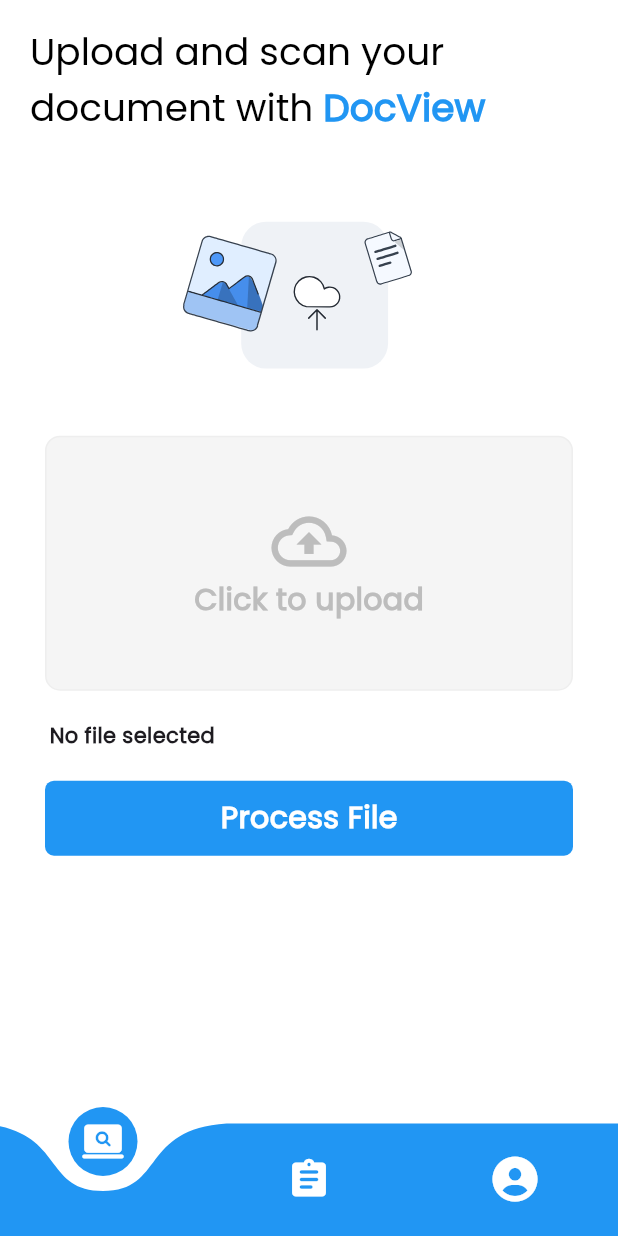
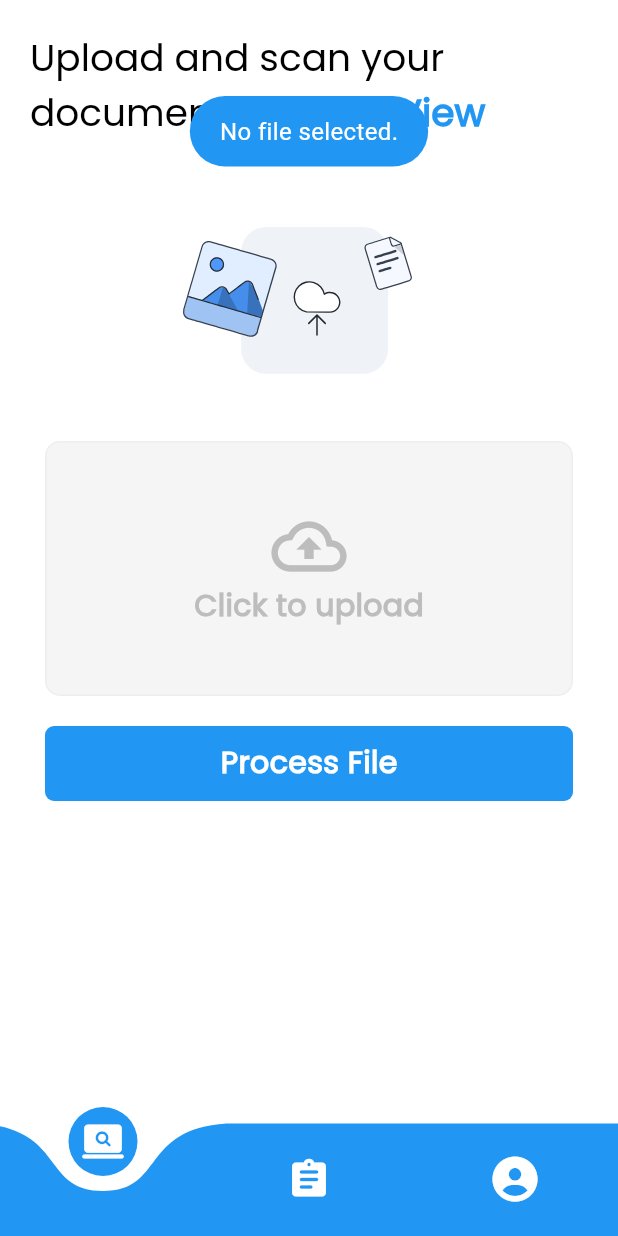
Before and after one commit to HaiderAli228/DocView, a Flutter app: the screen it shows after launch, after a tap on "Click to upload", on a phone screen of 412 x 824 dp. Run offline on Flutter 3.47's test engine with Material 3 defaults, Android fonts, the phone set to English and light mode, and no system bars; drawn by our look-alikes of curved_navigation_bar; our stand-ins replace animated_text_kit, file_picker, fluttertoast, font_awesome_flutter, google_generative_ai, introduction_screen and 1 more; missing offline and left inert: docx_to_text, syncfusion_flutter_pdf.

Commit message:
almost complete first function of summarize text

```diff
--- a/lib/utils/app_links.dart
+++ b/lib/utils/app_links.dart
@@ -1,3 +1,3 @@
 class ApiConstants {
-  static const String apiKey = "your api here "; // Update with your actual API Key
+  static const String apiKey = ""; // Update with your actual API Key
 }
--- a/lib/view/first_tab(scanner).dart
+++ b/lib/view/first_tab(scanner).dart
@@ -1,5 +1,5 @@
+import 'package:docsview/view/response_screen.dart';
 import 'package:flutter/material.dart';
-import 'package:docsview/view/second_tab(paper).dart';
 import 'package:docx_to_text/docx_to_text.dart';
 import 'dart:io';
 import 'package:file_picker/file_picker.dart';
@@ -10,32 +10,36 @@ import '../utils/app_colors.dart';
 import '../utils/toast_msg.dart';
 
 class FirstTabScanner extends StatefulWidget {
-  final Function(String, String) onFileProcessed;
-
-  const FirstTabScanner({super.key, required this.onFileProcessed});
+  const FirstTabScanner({super.key});
 
   @override
-  State<FirstTabScanner> createState() => FirstTabScannerState();
+  State<FirstTabScanner> createState() => _FirstTabScannerState();
 }
 
-class FirstTabScannerState extends State<FirstTabScanner> {
+class _FirstTabScannerState extends State<FirstTabScanner> {
   File? selectedFile;
   bool isLoading = false;
 
   Future<void> pickFile() async {
+    try {
       final result = await FilePicker.platform.pickFiles(
         type: FileType.custom,
-      allowedExtensions: ['txt', 'docx', 'pdf'], // Support multiple formats
+        allowedExtensions: ['txt', 'docx', 'pdf'], // Supported formats
       );
 
       if (result != null && result.files.isNotEmpty) {
         setState(() {
-        selectedFile = File(result.files.single.path!); // Set the selected file
+          selectedFile = File(result.files.single.path!);
         });
+        ToastHelper.showToast('File selected successfully.');
       } else {
         setState(() {
-        selectedFile = null; // No file selected
+          selectedFile = null;
         });
+        ToastHelper.showToast('No file selected.');
+      }
+    } catch (e) {
+      ToastHelper.showToast('Error picking file: $e');
     }
   }
 
@@ -54,37 +58,29 @@ class FirstTabScannerState extends State<FirstTabScanner> {
 
       // Check the file extension and read it accordingly
       if (selectedFile!.path.endsWith('.txt')) {
-        // Read text file
         fileContent = await selectedFile!.readAsString();
       } else if (selectedFile!.path.endsWith('.docx')) {
-        // Use docx_to_text to extract content
         final bytes = await selectedFile!.readAsBytes();
         fileContent = docxToText(bytes);
       } else if (selectedFile!.path.endsWith('.pdf')) {
-        // Use syncfusion_flutter_pdf to extract content
         final pdfBytes = await selectedFile!.readAsBytes();
         final pdfDocument = PdfDocument(inputBytes: pdfBytes);
         fileContent = PdfTextExtractor(pdfDocument).extractText();
       } else {
-        throw Exception('Unsupported file format');
+        throw Exception('Unsupported file format.');
       }
 
       // Process the file content using GeminiService
       final geminiService = GeminiService();
       final response = await geminiService.processDocument(fileContent);
 
-      // Navigate to SecondTabPaper with response data
       Navigator.push(
         context,
         MaterialPageRoute(
-          builder: (context) => SecondTabPaper(
-            summary: response['summary'],
-            outlines: response['outline'],
-          ),
+          builder: (context) => ResultScreen(response: response),
         ),
       );
     } catch (e) {
-      // Show error using toast
       ToastHelper.showToast('Error processing file: $e');
     } finally {
       setState(() {
@@ -97,23 +93,16 @@ class FirstTabScannerState extends State<FirstTabScanner> {
   Widget build(BuildContext context) {
     return SafeArea(
       child: Padding(
-        padding: isLoading
-            ? const EdgeInsets.all(0)
-            : const EdgeInsets.symmetric(
-                horizontal: 20,
-              ),
+        padding: const EdgeInsets.symmetric(horizontal: 20),
         child: Scaffold(
           backgroundColor: Colors.white,
           body: Stack(
             children: [
               SingleChildScrollView(
                 child: Column(
-                  mainAxisAlignment: MainAxisAlignment.start,
                   crossAxisAlignment: CrossAxisAlignment.start,
                   children: [
-                    SizedBox(
-                      height: MediaQuery.of(context).size.height * 0.02,
-                    ),
+                    const SizedBox(height: 20),
                     RichText(
                       text: const TextSpan(
                         style: TextStyle(fontSize: 25),
@@ -130,10 +119,8 @@ class FirstTabScannerState extends State<FirstTabScanner> {
                                   fontFamily: "Poppins")),
                         ],
                       ),
-                      textAlign: TextAlign.left,
                     ),
-                    Container(
-                      alignment: Alignment.center,
+                    Center(
                       child: Lottie.asset("assets/images/4.json",
                           height: 200, fit: BoxFit.cover),
                     ),
@@ -146,9 +133,7 @@ class FirstTabScannerState extends State<FirstTabScanner> {
                         margin: const EdgeInsets.symmetric(horizontal: 10),
                         decoration: BoxDecoration(
                           color: Colors.grey.shade100,
-                          borderRadius: const BorderRadius.all(
-                            Radius.circular(10),
-                          ),
+                          borderRadius: BorderRadius.circular(10),
                           border: Border.all(
                               color: Colors.grey.shade200,
                               style: BorderStyle.solid),
@@ -173,9 +158,9 @@ class FirstTabScannerState extends State<FirstTabScanner> {
                                   ),
                                 ],
                               )
-                            : const Text(
-                                'File Selected',
-                                style: TextStyle(
+                            : Text(
+                                'File Selected: ${selectedFile!.path.split('/').last}',
+                                style: const TextStyle(
                                   fontFamily: "Poppins",
                                   fontSize: 18,
                                   fontWeight: FontWeight.bold,
@@ -184,29 +169,15 @@ class FirstTabScannerState extends State<FirstTabScanner> {
                               ),
                       ),
                     ),
-                    Padding(
-                      padding:
-                          const EdgeInsets.only(left: 13, right: 13, top: 20),
-                      child: Text(
-                        selectedFile == null
-                            ? 'No file selected'
-                            : 'Selected File: ${selectedFile!.path.split('/').last}',
-                        style: const TextStyle(
-                            fontFamily: "Poppins",
-                            overflow: TextOverflow.clip,
-                            fontWeight: FontWeight.bold),
-                      ),
-                    ),
+                    const SizedBox(height: 20),
                     InkWell(
                       onTap: isLoading ? null : processFile,
                       child: Container(
                         height: 50,
-                        padding: const EdgeInsets.all(5),
-                        margin: const EdgeInsets.symmetric(
-                            horizontal: 10, vertical: 20),
-                        decoration: const BoxDecoration(
+                        margin: const EdgeInsets.symmetric(horizontal: 10),
+                        decoration: BoxDecoration(
                           color: AppColors.themeColor,
-                          borderRadius: BorderRadius.all(Radius.circular(6)),
+                          borderRadius: BorderRadius.circular(6),
                         ),
                         alignment: Alignment.center,
                         child: const Text(
@@ -228,10 +199,9 @@ class FirstTabScannerState extends State<FirstTabScanner> {
                   child: Container(
                     padding: const EdgeInsets.all(20),
                     decoration: const BoxDecoration(
+                      color: Colors.white,
                       borderRadius: BorderRadius.all(Radius.circular(10)),
-                      color: Colors.white,
                     ),
-                    alignment: Alignment.center,
                     child: Column(
                       mainAxisAlignment: MainAxisAlignment.center,
                       children: [
@@ -246,7 +216,7 @@ class FirstTabScannerState extends State<FirstTabScanner> {
                               fontSize: 18,
                               color: Colors.black,
                               fontFamily: "Poppins"),
-                        )
+                        ),
                       ],
                     ),
                   ),
--- a/lib/view/home_view.dart
+++ b/lib/view/home_view.dart
@@ -17,30 +17,12 @@ class HomeViewState extends State<HomeView> {
   int _page = 0;
   final GlobalKey<CurvedNavigationBarState> _bottomNavigationKey = GlobalKey();
 
-  // Shared data to store response from FirstTabScanner
-  String? summary;
-  String? outlines;
-
-  // List of pages to display
-  late final List<Widget> _pages;
-
-  @override
-  void initState() {
-    super.initState();
-    _pages = [
-      FirstTabScanner(onFileProcessed: updateResponse), // Pass callback
-      SecondTabPaper(summary: summary, outlines: outlines),
-      const ThirdTabProfile(),
-    ];
-  }
-
-  void updateResponse(String newSummary, String newOutlines) {
-    setState(() {
-      summary = newSummary;
-      outlines = newOutlines;
-      _page = 1; // Switch to SecondTabPaper
-    });
-  }
+  // List of pages to display based on the selected index
+  final List<Widget> _pages = [
+    const FirstTabScanner(),
+    const SecondTabPaper(),
+    const ThirdTabProfile(),
+  ];
 
   @override
   Widget build(BuildContext context) {
```
Also changed, not shown: lib/view/second_tab(paper).dart (+6 -50 lines). Lines whose indentation alone changed are shown as unchanged.
